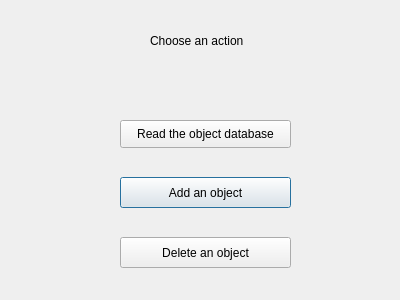
Before: the Qt Designer form main_ui.ui in tlsLizard/collector, drawn with Qt 5.
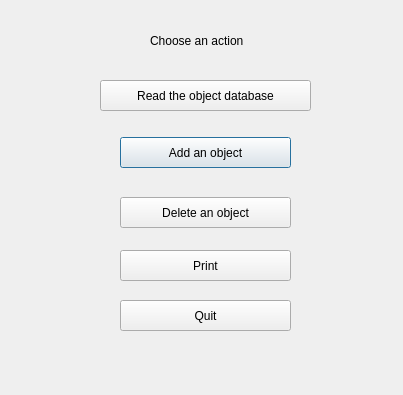
After: the same form once the commit is applied.

Commit message: Ajouter un bouton Quit

```diff
--- a/main_ui.ui
+++ b/main_ui.ui
@@ -6,8 +6,8 @@
    <rect>
     <x>0</x>
     <y>0</y>
-    <width>400</width>
-    <height>300</height>
+    <width>403</width>
+    <height>395</height>
    </rect>
   </property>
   <property name="windowTitle">
@@ -30,7 +30,7 @@
    <property name="geometry">
     <rect>
      <x>120</x>
-     <y>177</y>
+     <y>137</y>
      <width>171</width>
      <height>31</height>
     </rect>
@@ -42,10 +42,10 @@
   <widget class="QPushButton" name="read_db_btn">
    <property name="geometry">
     <rect>
-     <x>120</x>
-     <y>120</y>
-     <width>171</width>
-     <height>28</height>
+     <x>100</x>
+     <y>80</y>
+     <width>211</width>
+     <height>31</height>
     </rect>
    </property>
    <property name="text">
@@ -56,7 +56,7 @@
    <property name="geometry">
     <rect>
      <x>120</x>
-     <y>237</y>
+     <y>197</y>
      <width>171</width>
      <height>31</height>
     </rect>
@@ -65,6 +65,32 @@
     <string>Delete an object</string>
    </property>
   </widget>
+  <widget class="QPushButton" name="print_object_btn">
+   <property name="geometry">
+    <rect>
+     <x>120</x>
+     <y>250</y>
+     <width>171</width>
+     <height>31</height>
+    </rect>
+   </property>
+   <property name="text">
+    <string>Print</string>
+   </property>
+  </widget>
+  <widget class="QPushButton" name="quit_btn">
+   <property name="geometry">
+    <rect>
+     <x>120</x>
+     <y>300</y>
+     <width>171</width>
+     <height>31</height>
+    </rect>
+   </property>
+   <property name="text">
+    <string>Quit</string>
+   </property>
+  </widget>
  </widget>
  <resources/>
  <connections/>
```
The commit also changes 3 other files.
